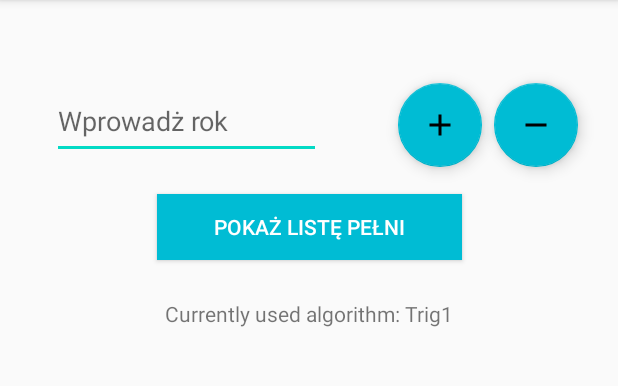
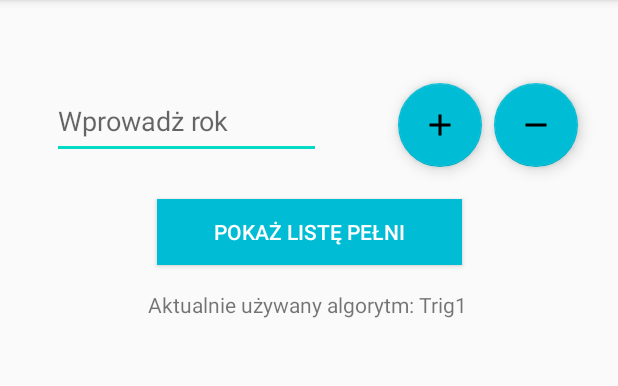
Before and after one commit to marcel-lipczynski/MoonPhasesCalculator, an Android app: the screen it shows after launch (FullMoonList), after a tap on "PEŁNIE W ROKU", on a phone screen of 412 x 824 dp, the part 84-470 px from its top. Run offline under Robolectric (Android 15) with nearby library versions, the phone set to English and light mode, and no system bars.

Commit message:
Repaired FullMoonList activity view

```diff
--- a/app/src/main/java/com/example/moonphases/FullMoonList.kt
+++ b/app/src/main/java/com/example/moonphases/FullMoonList.kt
@@ -22,7 +22,7 @@ class FullMoonList : AppCompatActivity() {
 
         val extras = intent.extras ?: return
         usedAlgorithm = extras.getString("algorithm").toString()
-        val currentlyUsedAlgorithm = "Currently used algorithm: $usedAlgorithm"
+        val currentlyUsedAlgorithm = "Aktualnie używany algorytm: $usedAlgorithm"
         algorithmInfo.text = currentlyUsedAlgorithm
         adapter = ArrayAdapter(this, android.R.layout.simple_list_item_1, listItems)
         fullMoonList.adapter = adapter
--- a/app/src/main/res/layout/activity_full_moon_list.xml
+++ b/app/src/main/res/layout/activity_full_moon_list.xml
@@ -8,12 +8,14 @@
 
     <ListView
         android:id="@+id/fullMoonList"
-        android:layout_width="313dp"
-        android:layout_height="425dp"
+        android:layout_width="339dp"
+        android:layout_height="364dp"
+        android:layout_marginTop="319dp"
         app:layout_constraintBottom_toBottomOf="parent"
         app:layout_constraintEnd_toEndOf="parent"
+        app:layout_constraintHorizontal_bias="0.486"
         app:layout_constraintStart_toStartOf="parent"
-        app:layout_constraintTop_toBottomOf="@+id/algorithmInfo" />
+        app:layout_constraintTop_toTopOf="parent" />
 
     <com.google.android.material.floatingactionbutton.FloatingActionButton
         android:id="@+id/addYearButton"
@@ -53,12 +55,13 @@
         android:id="@+id/algorithmInfo"
         android:layout_width="wrap_content"
         android:layout_height="wrap_content"
-        android:text="Currently used algorithm: Trig1"
+        android:text="Aktualnie używany algorytm: Trig1"
         app:layout_constraintBottom_toBottomOf="parent"
         app:layout_constraintEnd_toEndOf="parent"
+        app:layout_constraintHorizontal_bias="0.497"
         app:layout_constraintStart_toStartOf="parent"
-        app:layout_constraintTop_toTopOf="parent"
-        app:layout_constraintVertical_bias="0.266" />
+        app:layout_constraintTop_toBottomOf="@+id/startCalculationBtn"
+        app:layout_constraintVertical_bias="0.029" />
 
     <EditText
         android:id="@+id/yearInput"
@@ -79,8 +82,8 @@
         android:layout_width="203dp"
         android:layout_height="44dp"
         android:background="#00BCD4"
+        android:onClick="addItem"
         android:text="pokaż listę pełni"
-        android:onClick="addItem"
         android:textColor="@color/design_default_color_background"
         app:layout_constraintBottom_toBottomOf="@+id/fullMoonList"
         app:layout_constraintEnd_toEndOf="parent"
```
